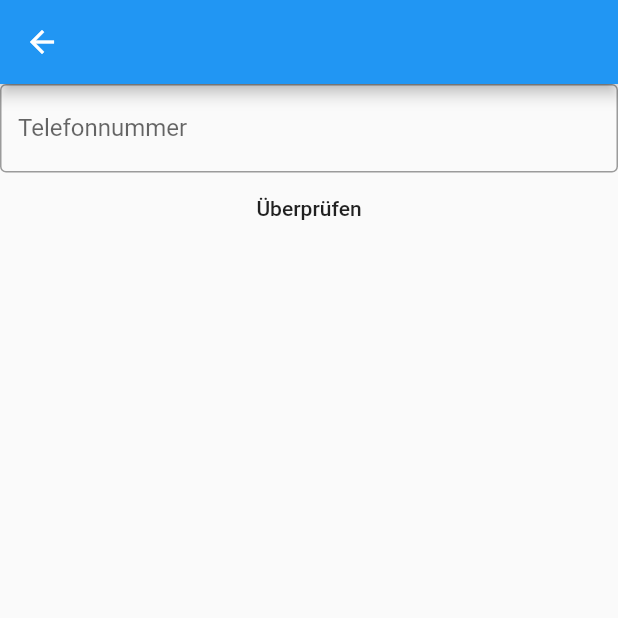
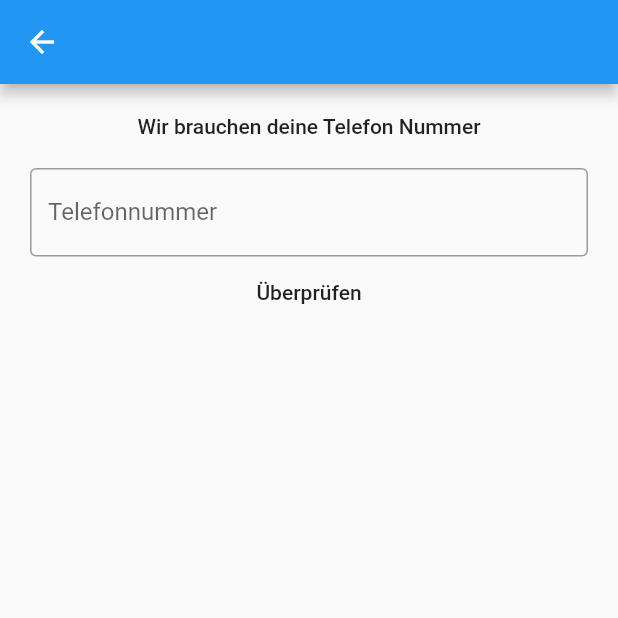
Before and after one commit to Hgamo/aixformation_app, a Flutter app: the PhoneAuthScreen screen opened directly, after a tap on "Überprüfen", on a phone screen of 412 x 824 dp, the top half of it. Run offline on Flutter 3.47's test engine with Material 2 defaults, Android fonts, the phone set to English and light mode, and no system bars; our stand-ins replace auth_buttons, cached_network_image, cloud_firestore, connectivity, email_validator, firebase_analytics and 12 more; missing offline and left inert: firebase_performance, rki_corona_api; accounts and stored records are empty; network calls fail; statements that could not run were skipped.

Commit message:
try phone auth

```diff
--- a/lib/screens/phoneauth_screen.dart
+++ b/lib/screens/phoneauth_screen.dart
@@ -1,3 +1,5 @@
+import 'dart:io';
+
 import 'package:aixformation_app/shared/color_white.dart';
 import 'package:firebase_auth/firebase_auth.dart';
 import 'package:flutter/material.dart';
@@ -14,8 +16,19 @@ class _PhoneAuthScreenState extends State<PhoneAuthScreen> {
   Widget build(BuildContext context) {
     return Scaffold(
       appBar: AppBar(),
-      body: Column(
+      body: Padding(
+        padding: const EdgeInsets.all(20),
+        child: Column(
+          crossAxisAlignment: CrossAxisAlignment.center,
+          mainAxisAlignment: MainAxisAlignment.start,
           children: [
+            Text(
+              'Wir brauchen deine Telefon Nummer',
+              style: Theme.of(context).textTheme.bodyText1,
+            ),
+            SizedBox(
+              height: 20,
+            ),
             Theme(
               data: ThemeData(
                 brightness:
@@ -43,10 +56,16 @@ class _PhoneAuthScreenState extends State<PhoneAuthScreen> {
                   },
                   verificationFailed: (error) {
                     if (error.code == 'invalid-phone-number') {
-                    print('The provided phone number is not valid.');
+                      ScaffoldMessenger.of(context).hideCurrentSnackBar();
+                      ScaffoldMessenger.of(context).showSnackBar(
+                        SnackBar(
+                          content: Text('Das ist keine gültige Telefonnummer'),
+                        ),
+                      );
                     }
                   },
                   codeSent: (verificationId, forceResendingToken) async {
+                    if (!Platform.isAndroid) {
                       await showDialog(
                         context: context,
                         builder: (context) => AlertDialog(
@@ -81,6 +100,7 @@ class _PhoneAuthScreenState extends State<PhoneAuthScreen> {
                               verificationId: verificationId, smsCode: code);
                       await FirebaseAuth.instance
                           .signInWithCredential(phoneAuthCredential);
+                    }
                   },
                   codeAutoRetrievalTimeout: (verificationId) {
                     print('verrifaciton failed' + verificationId);
@@ -92,6 +112,7 @@ class _PhoneAuthScreenState extends State<PhoneAuthScreen> {
             ),
           ],
         ),
+      ),
     );
   }
 }
```
Also changed, not shown: lib/widgets/fragments/fav_fragment.dart (+14 -1 lines). Lines whose indentation alone changed are shown as unchanged.
